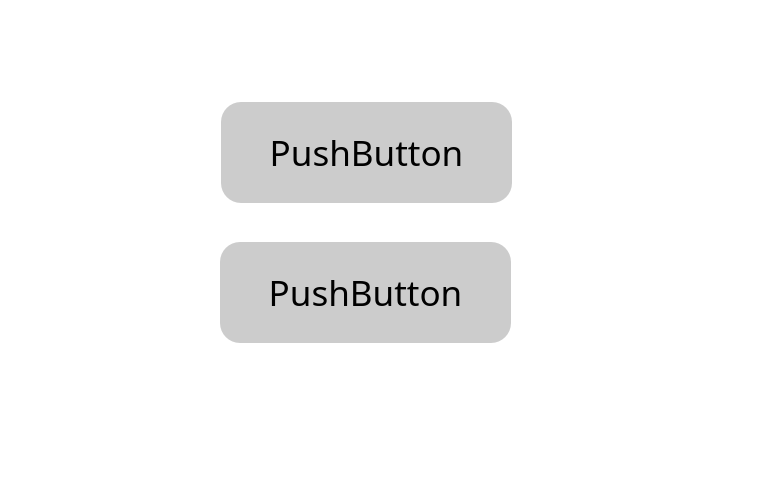
Old version of the form UI/mainlala.ui in the repository Orchardxyz/NCSAS.
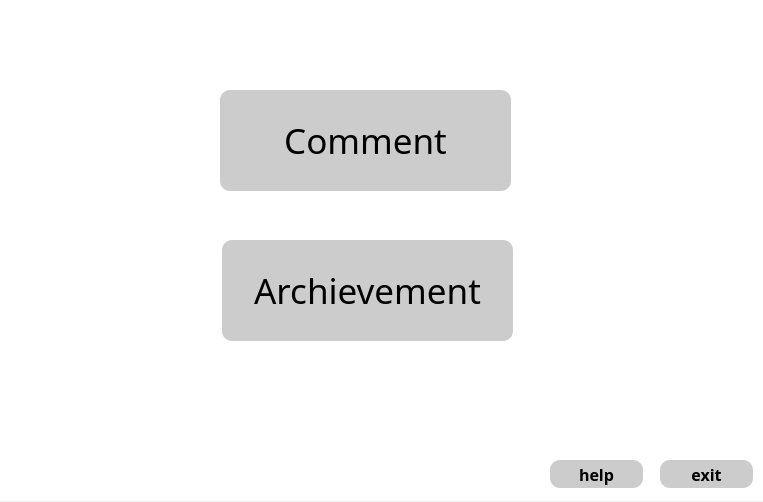
New version of the form. Icons and pictures are not drawn.

Commit message: 实现登录跳转

The edit to the form file:
```diff
--- a/UI/mainlala.ui
+++ b/UI/mainlala.ui
@@ -17,7 +17,7 @@
    <property name="geometry">
     <rect>
      <x>0</x>
-     <y>-8</y>
+     <y>-10</y>
      <width>771</width>
      <height>511</height>
     </rect>
@@ -38,8 +38,11 @@
 	font-style: bold;
 	background: #F7F7F7;
 	background: rgb(204, 204, 204);
+
 	border-style: outset;
-	border-radius: 20px;
+
+	border-radius: 10px;
+opacity:0.7;
 }
 QPushButton:pressed {
 	background-color: white;
@@ -55,27 +58,78 @@
    <widget class="QPushButton" name="pushButton_2">
     <property name="geometry">
      <rect>
-      <x>220</x>
+      <x>222</x>
       <y>250</y>
       <width>291</width>
       <height>101</height>
      </rect>
     </property>
     <property name="text">
-     <string>PushButton</string>
+     <string>Archievement</string>
     </property>
    </widget>
    <widget class="QPushButton" name="pushButton_3">
     <property name="geometry">
      <rect>
-      <x>221</x>
-      <y>110</y>
+      <x>220</x>
+      <y>100</y>
       <width>291</width>
       <height>101</height>
      </rect>
     </property>
     <property name="text">
-     <string>PushButton</string>
+     <string>Comment</string>
+    </property>
+    <property name="flat">
+     <bool>false</bool>
+    </property>
+   </widget>
+   <widget class="QPushButton" name="pushButton">
+    <property name="geometry">
+     <rect>
+      <x>550</x>
+      <y>470</y>
+      <width>93</width>
+      <height>28</height>
+     </rect>
+    </property>
+    <property name="styleSheet">
+     <string notr="true">QPushButton{
+font-size: 16px;
+	font-family: sans-serif;
+font-weight: bold;
+	
+}</string>
+    </property>
+    <property name="text">
+     <string>help</string>
+    </property>
+    <property name="flat">
+     <bool>true</bool>
+    </property>
+   </widget>
+   <widget class="QPushButton" name="pushButton_4">
+    <property name="geometry">
+     <rect>
+      <x>660</x>
+      <y>470</y>
+      <width>93</width>
+      <height>28</height>
+     </rect>
+    </property>
+    <property name="styleSheet">
+     <string notr="true">QPushButton{
+font-size: 16px;
+	font-family: sans-serif;
+font-weight: bold;
+	
+}</string>
+    </property>
+    <property name="text">
+     <string>exit</string>
+    </property>
+    <property name="flat">
+     <bool>true</bool>
     </property>
    </widget>
   </widget>
```
The commit also changes 1 other file.
